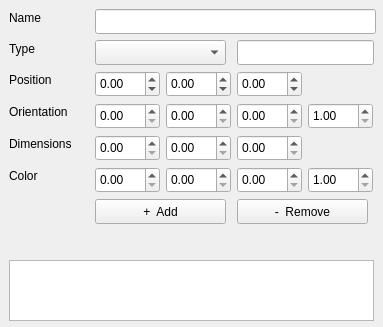
Above: resource/add_object_panel.ui from Lab-CORO/curobo_rviz before the change. Below: the same form after it.
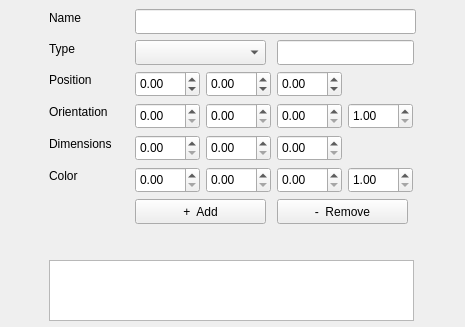
That is the form after the change.

Commit message: Add 4 button to cotrol trajectory

```diff
--- a/resource/add_object_panel.ui
+++ b/resource/add_object_panel.ui
@@ -6,7 +6,7 @@
    <rect>
     <x>0</x>
     <y>0</y>
-    <width>383</width>
+    <width>465</width>
     <height>327</height>
    </rect>
   </property>
@@ -16,7 +16,7 @@
   <widget class="QLabel" name="labelName">
    <property name="geometry">
     <rect>
-     <x>9</x>
+     <x>49</x>
      <y>9</y>
      <width>41</width>
      <height>17</height>
@@ -29,7 +29,7 @@
   <widget class="QLineEdit" name="lineEditName">
    <property name="geometry">
     <rect>
-     <x>95</x>
+     <x>135</x>
      <y>9</y>
      <width>281</width>
      <height>25</height>
@@ -39,7 +39,7 @@
   <widget class="QLabel" name="labelType">
    <property name="geometry">
     <rect>
-     <x>9</x>
+     <x>49</x>
      <y>40</y>
      <width>33</width>
      <height>17</height>
@@ -52,7 +52,7 @@
   <widget class="QLineEdit" name="lineEditMeshPath">
    <property name="geometry">
     <rect>
-     <x>237</x>
+     <x>277</x>
      <y>40</y>
      <width>137</width>
      <height>25</height>
@@ -65,7 +65,7 @@
   <widget class="QLabel" name="labelPosition">
    <property name="geometry">
     <rect>
-     <x>9</x>
+     <x>49</x>
      <y>71</y>
      <width>56</width>
      <height>17</height>
@@ -78,7 +78,7 @@
   <widget class="QDoubleSpinBox" name="doubleSpinBoxPositionX">
    <property name="geometry">
     <rect>
-     <x>95</x>
+     <x>135</x>
      <y>71</y>
      <width>65</width>
      <height>26</height>
@@ -97,7 +97,7 @@
   <widget class="QDoubleSpinBox" name="doubleSpinBoxPositionY">
    <property name="geometry">
     <rect>
-     <x>166</x>
+     <x>206</x>
      <y>71</y>
      <width>65</width>
      <height>26</height>
@@ -116,7 +116,7 @@
   <widget class="QDoubleSpinBox" name="doubleSpinBoxPositionZ">
    <property name="geometry">
     <rect>
-     <x>237</x>
+     <x>277</x>
      <y>71</y>
      <width>65</width>
      <height>26</height>
@@ -135,7 +135,7 @@
   <widget class="QLabel" name="labelOrientation">
    <property name="geometry">
     <rect>
-     <x>9</x>
+     <x>49</x>
      <y>103</y>
      <width>80</width>
      <height>17</height>
@@ -148,7 +148,7 @@
   <widget class="QDoubleSpinBox" name="doubleSpinBoxOrientationX">
    <property name="geometry">
     <rect>
-     <x>95</x>
+     <x>135</x>
      <y>103</y>
      <width>65</width>
      <height>26</height>
@@ -161,7 +161,7 @@
   <widget class="QDoubleSpinBox" name="doubleSpinBoxOrientationY">
    <property name="geometry">
     <rect>
-     <x>166</x>
+     <x>206</x>
      <y>103</y>
      <width>65</width>
      <height>26</height>
@@ -174,7 +174,7 @@
   <widget class="QDoubleSpinBox" name="doubleSpinBoxOrientationZ">
    <property name="geometry">
     <rect>
-     <x>237</x>
+     <x>277</x>
      <y>103</y>
      <width>65</width>
      <height>26</height>
@@ -187,7 +187,7 @@
   <widget class="QDoubleSpinBox" name="doubleSpinBoxOrientationW">
    <property name="geometry">
     <rect>
-     <x>308</x>
+     <x>348</x>
      <y>103</y>
      <width>65</width>
      <height>26</height>
@@ -203,7 +203,7 @@
   <widget class="QLabel" name="labelDimensions">
    <property name="geometry">
     <rect>
-     <x>9</x>
+     <x>49</x>
      <y>135</y>
      <width>79</width>
      <height>17</height>
@@ -216,7 +216,7 @@
   <widget class="QDoubleSpinBox" name="doubleSpinBoxDimensionX">
    <property name="geometry">
     <rect>
-     <x>95</x>
+     <x>135</x>
      <y>135</y>
      <width>65</width>
      <height>26</height>
@@ -232,7 +232,7 @@
   <widget class="QDoubleSpinBox" name="doubleSpinBoxDimensionY">
    <property name="geometry">
     <rect>
-     <x>166</x>
+     <x>206</x>
      <y>135</y>
      <width>65</width>
      <height>26</height>
@@ -248,7 +248,7 @@
   <widget class="QDoubleSpinBox" name="doubleSpinBoxDimensionZ">
    <property name="geometry">
     <rect>
-     <x>237</x>
+     <x>277</x>
      <y>135</y>
      <width>65</width>
      <height>26</height>
@@ -264,7 +264,7 @@
   <widget class="QLabel" name="labelColor">
    <property name="geometry">
     <rect>
-     <x>9</x>
+     <x>49</x>
      <y>167</y>
      <width>37</width>
      <height>17</height>
@@ -277,7 +277,7 @@
   <widget class="QDoubleSpinBox" name="doubleSpinBoxColorR">
    <property name="geometry">
     <rect>
-     <x>95</x>
+     <x>135</x>
      <y>167</y>
      <width>65</width>
      <height>26</height>
@@ -290,7 +290,7 @@
   <widget class="QDoubleSpinBox" name="doubleSpinBoxColorG">
    <property name="geometry">
     <rect>
-     <x>166</x>
+     <x>206</x>
      <y>167</y>
      <width>65</width>
      <height>26</height>
@@ -303,7 +303,7 @@
   <widget class="QDoubleSpinBox" name="doubleSpinBoxColorB">
    <property name="geometry">
     <rect>
-     <x>237</x>
+     <x>277</x>
      <y>167</y>
      <width>65</width>
      <height>26</height>
@@ -316,7 +316,7 @@
   <widget class="QDoubleSpinBox" name="doubleSpinBoxColorA">
    <property name="geometry">
     <rect>
-     <x>308</x>
+     <x>348</x>
      <y>167</y>
      <width>65</width>
      <height>26</height>
@@ -332,7 +332,7 @@
   <widget class="QListWidget" name="listWidgetObjects">
    <property name="geometry">
     <rect>
-     <x>9</x>
+     <x>49</x>
      <y>260</y>
      <width>365</width>
      <height>61</height>
@@ -342,7 +342,7 @@
   <widget class="QPushButton" name="pushButtonRemove">
    <property name="geometry">
     <rect>
-     <x>237</x>
+     <x>277</x>
      <y>199</y>
      <width>131</width>
      <height>25</height>
@@ -355,7 +355,7 @@
   <widget class="QComboBox" name="comboBoxObjects">
    <property name="geometry">
     <rect>
-     <x>95</x>
+     <x>135</x>
      <y>40</y>
      <width>131</width>
      <height>25</height>
@@ -365,7 +365,7 @@
   <widget class="QPushButton" name="pushButtonAdd">
    <property name="geometry">
     <rect>
-     <x>95</x>
+     <x>135</x>
      <y>199</y>
      <width>131</width>
      <height>25</height>
@@ -378,7 +378,7 @@
   <widget class="QLabel" name="labelMessage">
    <property name="geometry">
     <rect>
-     <x>10</x>
+     <x>50</x>
      <y>230</y>
      <width>361</width>
      <height>20</height>
```
The commit also changes 1 other file.
